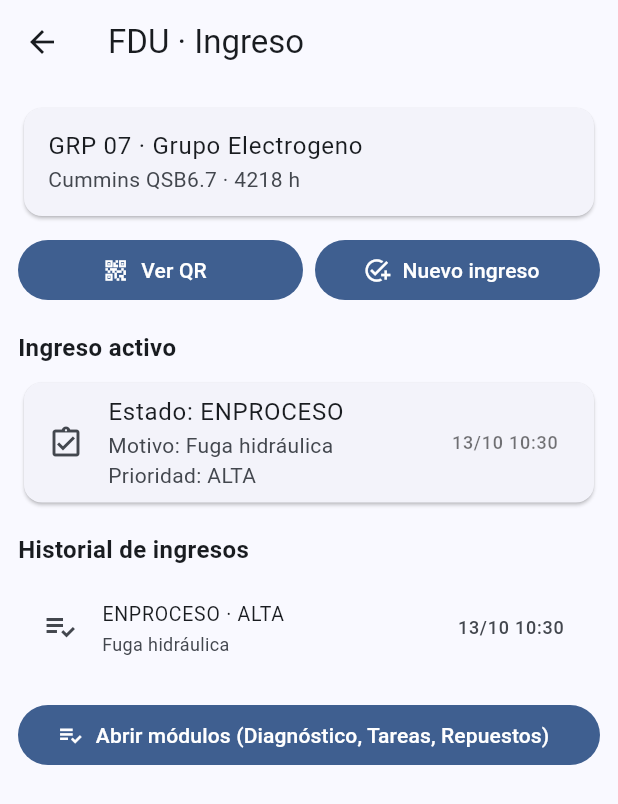
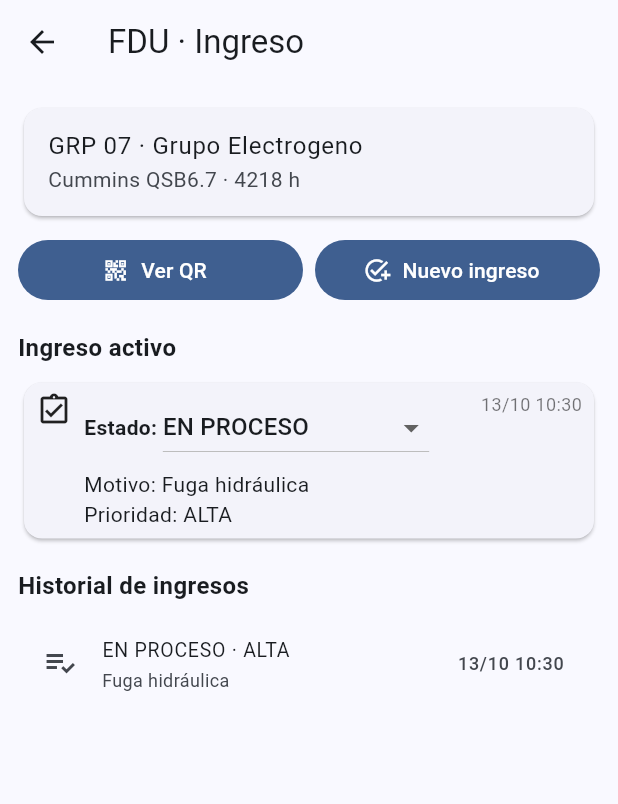
Before and after one commit to bomoro2/garage365f, a Flutter app: the screen it shows after launch, after a tap on an icon or button, on a phone screen of 412 x 824 dp. Shown: the top 804 px of the screen. Run offline on Flutter 3.47's test engine with Material 3 defaults, Android fonts, the phone set to English and light mode, and no system bars; our stand-ins replace flutter_riverpod, go_router, qr_flutter, screenshot, share_plus, shared_preferences; missing offline and left inert: mobile_scanner.

Commit message:
feat(FDU): selector de estado para ingreso + createdAt + updateState persistente

```diff
--- a/lib/state/intake_provider.dart
+++ b/lib/state/intake_provider.dart
@@ -11,21 +11,21 @@ final intakeListProvider = FutureProvider<List<WorkIntake>>((ref) async {
   return repo.loadAll();
 });
 
+/// Último ingreso ACTIVO (no cerrado), por fecha desc
 final activeIntakeByAssetProvider = FutureProvider.family<WorkIntake?, String>((
   ref,
   assetId,
 ) async {
   final list = await ref.watch(intakeListProvider.future);
-  try {
-    return list.lastWhere(
-      (i) => i.assetId == assetId && i.state != IntakeState.cerrado,
-    );
-  } catch (_) {
-    return null;
-  }
+  final filtered =
+      list
+          .where((i) => i.assetId == assetId && i.state != IntakeState.cerrado)
+          .toList()
+        ..sort((a, b) => b.createdAt.compareTo(a.createdAt));
+  return filtered.isEmpty ? null : filtered.first;
 });
 
-/// Historial completo para el asset (incluye cerrados), ordenado por fecha descendente
+/// Historial completo (incluye cerrados), por fecha desc
 final intakeHistoryByAssetProvider =
     FutureProvider.family<List<WorkIntake>, String>((ref, assetId) async {
       final list = await ref.watch(intakeListProvider.future);
@@ -34,6 +34,28 @@ final intakeHistoryByAssetProvider =
       return filtered;
     });
 
+/// Acción: actualizar estado
+final updateIntakeStateProvider =
+    Provider<
+      Future<void> Function({
+        required String intakeId,
+        required String assetId,
+        required IntakeState newState,
+      })
+    >((ref) {
+      return ({
+        required String intakeId,
+        required String assetId,
+        required IntakeState newState,
+      }) async {
+        final repo = ref.read(intakeRepoProvider);
+        await repo.updateState(intakeId: intakeId, newState: newState);
+        // refrescos
+        ref.invalidate(intakeListProvider);
+        ref.invalidate(activeIntakeByAssetProvider(assetId));
+        ref.invalidate(intakeHistoryByAssetProvider(assetId));
+      };
+    });
 // acción crear ingreso
 final createIntakeProvider = Provider<Future<void> Function(WorkIntake)>((ref) {
   return (WorkIntake i) async {
--- a/lib/views/fdu/fdu_page.dart
+++ b/lib/views/fdu/fdu_page.dart
@@ -14,9 +14,7 @@ class FduPage extends ConsumerWidget {
   Widget build(BuildContext context, WidgetRef ref) {
     final assetAsync = ref.watch(assetListProvider);
     final activeAsync = ref.watch(activeIntakeByAssetProvider(assetId));
-    final historyAsync = ref.watch(
-      intakeHistoryByAssetProvider(assetId),
-    ); // <- HISTORIAL
+    final historyAsync = ref.watch(intakeHistoryByAssetProvider(assetId));
 
     return Scaffold(
       appBar: AppBar(title: const Text('FDU · Ingreso')),
@@ -67,7 +65,7 @@ class FduPage extends ConsumerWidget {
           ),
           const SizedBox(height: 8),
 
-          // --- Ingreso activo ---
+          // --- Ingreso activo (con selector de estado) ---
           activeAsync.when(
             data: (i) {
               if (i == null) {
@@ -85,15 +83,76 @@ class FduPage extends ConsumerWidget {
                 );
               }
               return Card(
-                child: ListTile(
-                  leading: const Icon(Icons.assignment_turned_in_outlined),
-                  title: Text('Estado: ${i.state.name.toUpperCase()}'),
-                  subtitle: Text(
-                    'Motivo: ${i.reason}\nPrioridad: ${i.priority}',
+                child: Padding(
+                  padding: const EdgeInsets.symmetric(
+                    horizontal: 8,
+                    vertical: 6,
                   ),
-                  trailing: Text(
-                    _fmt(i.createdAt),
-                    style: const TextStyle(fontSize: 12, color: Colors.black54),
+                  child: Row(
+                    crossAxisAlignment: CrossAxisAlignment.start,
+                    children: [
+                      const Icon(Icons.assignment_turned_in_outlined),
+                      const SizedBox(width: 8),
+                      Expanded(
+                        child: Column(
+                          crossAxisAlignment: CrossAxisAlignment.start,
+                          children: [
+                            Row(
+                              children: [
+                                const Text(
+                                  'Estado: ',
+                                  style: TextStyle(fontWeight: FontWeight.w600),
+                                ),
+                                DropdownButton<IntakeState>(
+                                  value: i.state,
+                                  items: IntakeState.values.map((s) {
+                                    return DropdownMenuItem(
+                                      value: s,
+                                      child: Text(_stateLabel(s)),
+                                    );
+                                  }).toList(),
+                                  onChanged: (newS) async {
+                                    if (newS == null) return;
+                                    final update = ref.read(
+                                      updateIntakeStateProvider,
+                                    );
+                                    await update(
+                                      intakeId: i.id,
+                                      assetId: assetId,
+                                      newState: newS,
+                                    );
+                                    if (context.mounted) {
+                                      ScaffoldMessenger.of(
+                                        context,
+                                      ).showSnackBar(
+                                        SnackBar(
+                                          content: Text(
+                                            'Estado actualizado a ${_stateLabel(newS)}',
+                                          ),
+                                        ),
+                                      );
+                                    }
+                                  },
+                                ),
+                              ],
+                            ),
+                            const SizedBox(height: 4),
+                            Text(
+                              'Motivo: ${i.reason}\nPrioridad: ${i.priority}',
+                            ),
+                          ],
+                        ),
+                      ),
+                      const SizedBox(width: 8),
+                      Text(
+                        _fmt(i.createdAt),
+                        style: const TextStyle(
+                          fontSize: 12,
+                          color: Colors.black54,
+                        ),
+                        textAlign: TextAlign.right,
+                      ),
+                    ],
                   ),
                 ),
               );
@@ -115,7 +174,6 @@ class FduPage extends ConsumerWidget {
               if (items.isEmpty) {
                 return const Text('No hay ingresos registrados.');
               }
-              // Orden ya viene del provider por createdAt desc; por si acaso:
               final sorted = [...items]
                 ..sort((a, b) => b.createdAt.compareTo(a.createdAt));
               return ListView.separated(
@@ -133,33 +191,18 @@ class FduPage extends ConsumerWidget {
                           ? Icons.playlist_add_check
                           : Icons.archive_outlined,
                     ),
-                    title: Text(
-                      '${it.state.name.toUpperCase()} · ${it.priority}',
-                    ),
+                    title: Text('${_stateLabel(it.state)} · ${it.priority}'),
                     subtitle: Text(it.reason),
                     trailing: Text(
                       _fmt(it.createdAt),
                       style: const TextStyle(fontSize: 12),
                     ),
-                    // TODO: onTap → abrir detalle del ingreso cuando lo implementemos
                   );
                 },
               );
             },
             loading: () => const LinearProgressIndicator(),
             error: (e, _) => Text('Error historial: $e'),
-          ),
-
-          const SizedBox(height: 16),
-          FilledButton.icon(
-            onPressed: () {
-              // Próximos módulos (diagnóstico, tareas, repuestos):
-              ScaffoldMessenger.of(context).showSnackBar(
-                const SnackBar(content: Text('Módulos en construcción')),
-              );
-            },
-            icon: const Icon(Icons.playlist_add_check),
-            label: const Text('Abrir módulos (Diagnóstico, Tareas, Repuestos)'),
           ),
         ],
       ),
@@ -168,10 +211,30 @@ class FduPage extends ConsumerWidget {
 }
 
 // --- helpers ---
-
-String _fmt(DateTime dt) {
-  // dd/MM HH:mm (simple; si preferís, usa intl)
-  return '${_2(dt.day)}/${_2(dt.month)} ${_2(dt.hour)}:${_2(dt.minute)}';
-}
+String _fmt(DateTime dt) =>
+    '${_2(dt.day)}/${_2(dt.month)} ${_2(dt.hour)}:${_2(dt.minute)}';
 
 String _2(int v) => v.toString().padLeft(2, '0');
+
+String _stateLabel(IntakeState s) {
+  switch (s) {
+    case IntakeState.ingresado:
+      return 'INGRESADO';
+    case IntakeState.diagnostico:
+      return 'DIAGNÓSTICO';
+    case IntakeState.aprobacion:
+      return 'APROBACIÓN';
+    case IntakeState.enProceso:
+      return 'EN PROCESO';
+    case IntakeState.esperaRepuestos:
+      return 'ESPERA REPUESTOS';
+    case IntakeState.pruebas:
+      return 'PRUEBAS';
+    case IntakeState.listo:
+      return 'LISTO';
+    case IntakeState.entregado:
+      return 'ENTREGADO';
+    case IntakeState.cerrado:
+      return 'CERRADO';
+  }
+}
```
Also changed, not shown: lib/data/models/work_intake.dart (+16 -0 lines), lib/data/repositories/work_intake_repository.dart (+38 -1 lines), lib/views/intake/create_intake_page.dart (+19 -8 lines).
